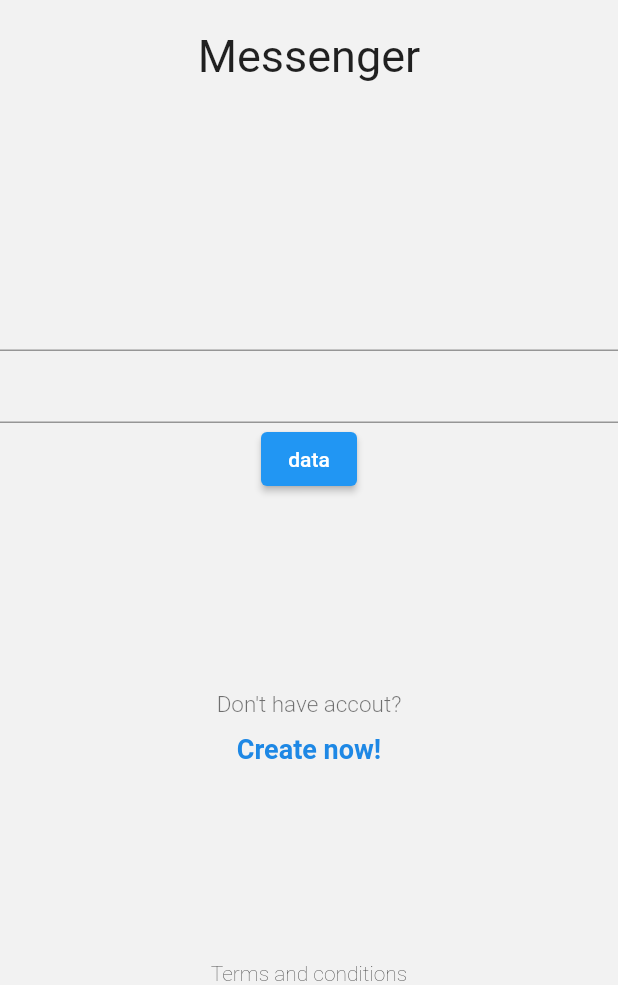
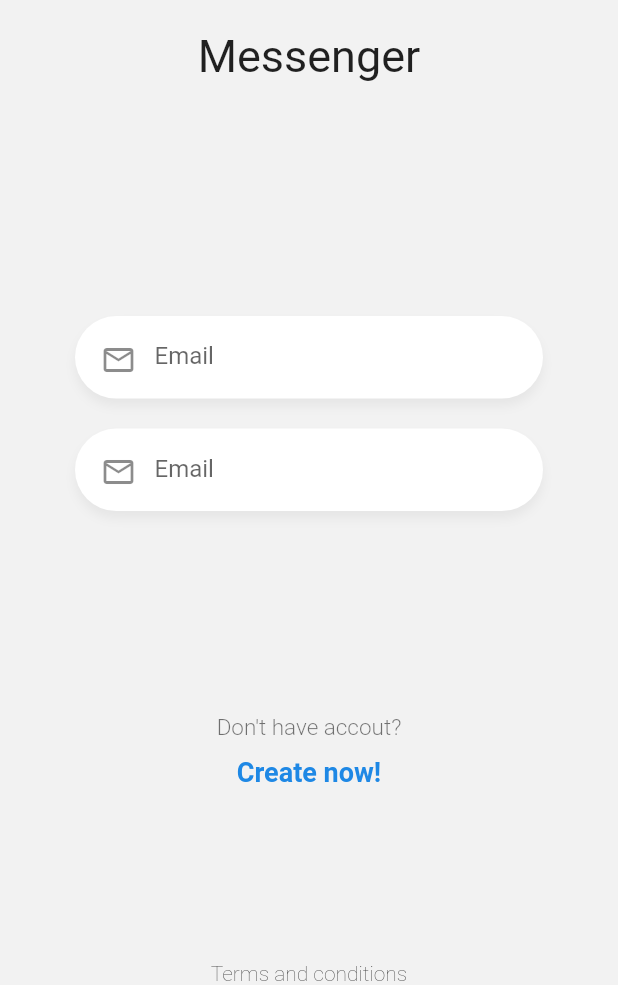
Before and after one commit to GerArJe/chat, a Flutter app: the screen it shows after launch, on a phone screen of 412 x 824 dp, the part 251-1236 px from its top. Run offline on Flutter 3.47's test engine with Material 2 defaults, Android fonts, the phone set to English and light mode, and no system bars.

Commit message:
customInputField

```diff
--- a/lib/pages/login_page.dart
+++ b/lib/pages/login_page.dart
@@ -1,4 +1,6 @@
 import 'package:flutter/material.dart';
+
+import 'package:chat/widgets/custom_input.dart';
 
 class LoginPage extends StatelessWidget {
   const LoginPage({Key? key}) : super(key: key);
@@ -62,11 +64,13 @@ class __FormState extends State<_Form> {
   @override
   Widget build(BuildContext context) {
     return Container(
+      margin: EdgeInsets.only(top: 40),
+      padding: EdgeInsets.symmetric(horizontal: 50),
       child: Column(
         children: [
-          TextField(),
-          TextField(),
-          ElevatedButton(onPressed: () {}, child: Text('data'))
+          CustomInput(),
+          CustomInput()
+          // ElevatedButton(onPressed: () {}, child: Text('data'))
         ],
       ),
     );
--- /dev/null
+++ b/lib/widgets/custom_input.dart
@@ -0,0 +1,32 @@
+import 'package:flutter/material.dart';
+
+class CustomInput extends StatelessWidget {
+  const CustomInput({Key? key}) : super(key: key);
+
+  @override
+  Widget build(BuildContext context) {
+    return Container(
+      padding: EdgeInsets.only(top: 5, left: 5, right: 20, bottom: 2),
+      margin: EdgeInsets.only(bottom: 20),
+      decoration: BoxDecoration(
+          color: Colors.white,
+          borderRadius: BorderRadius.circular(30),
+          boxShadow: [
+            BoxShadow(
+                color: Colors.black.withOpacity(0.05),
+                offset: Offset(0, 5),
+                blurRadius: 5)
+          ]),
+      child: TextField(
+        autocorrect: false,
+        keyboardType: TextInputType.emailAddress,
+        // obscureText: false,
+        decoration: InputDecoration(
+            prefixIcon: Icon(Icons.mail_outline),
+            focusedBorder: InputBorder.none,
+            border: InputBorder.none,
+            hintText: 'Email'),
+      ),
+    );
+  }
+}
```
